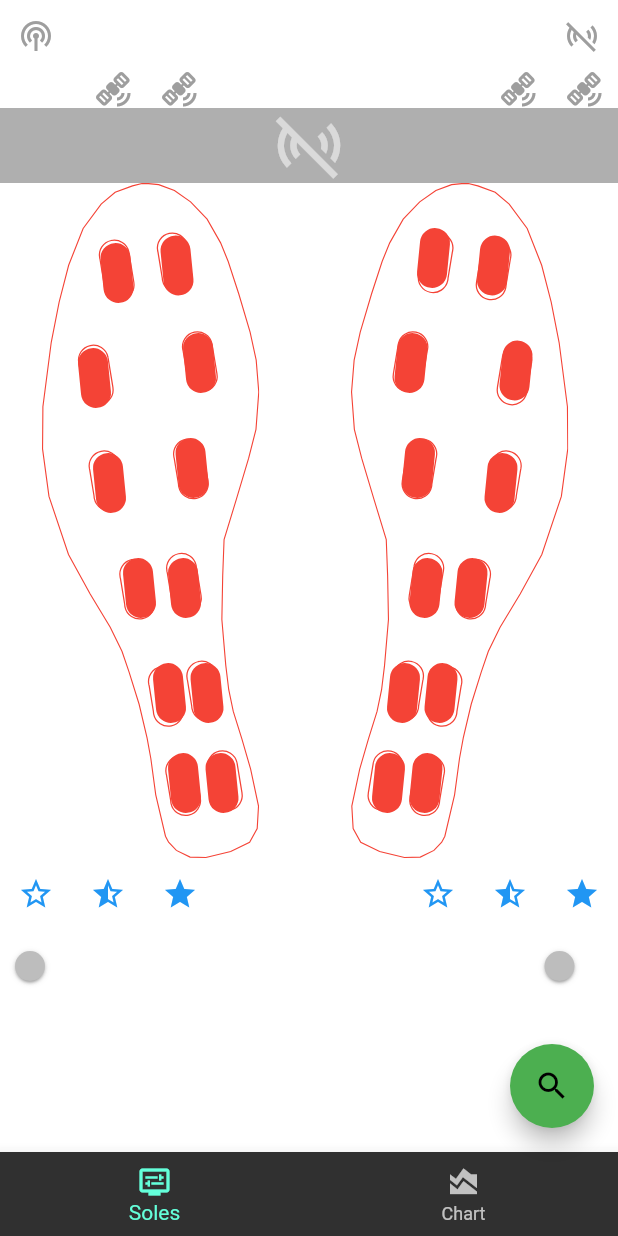
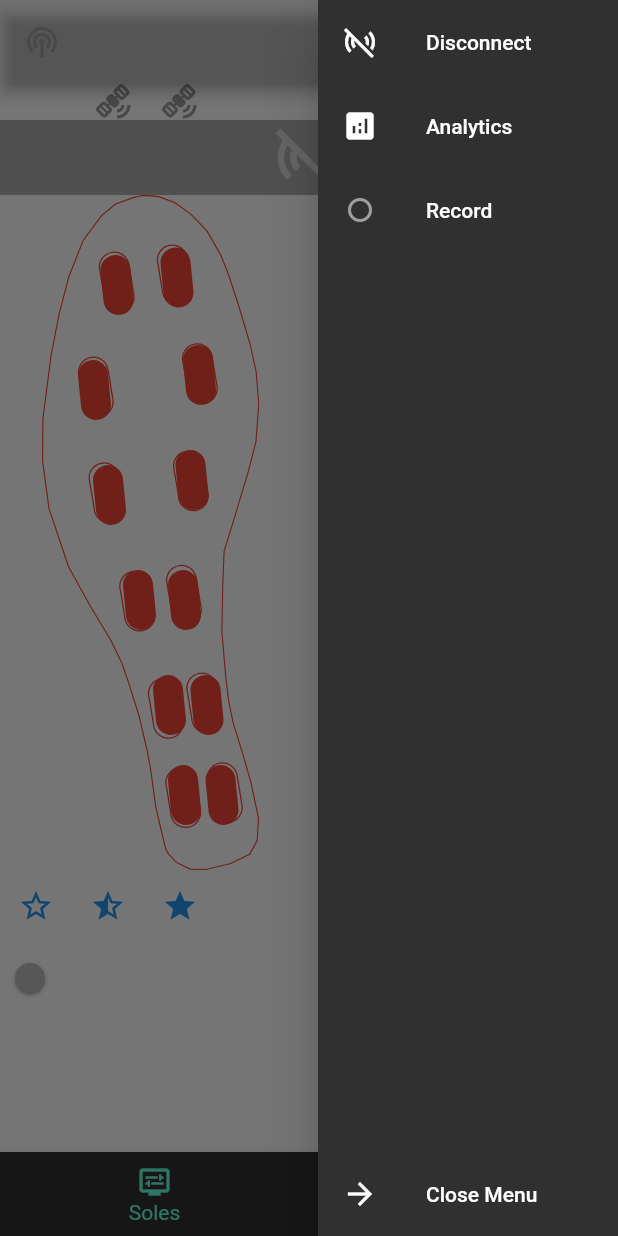
Before and after one commit to seihan/feetback_app, a Flutter app: the screen it shows after launch, with the side drawer open (before the commit the screen has no drawer), on a phone screen of 412 x 824 dp. Run offline on Flutter 3.47's test engine with Material 2 defaults, Android fonts, the phone set to English and light mode, and no system bars; our stand-ins replace charts_flutter, flutter_blue_plus, flutter_svg, permission_handler, rxdart, sqflite; accounts and stored records are empty.

Commit message:
added sqflite database - added helper to store and access sensor values - added side to sensor values - added widget to display entries

```diff
--- /dev/null
+++ b/lib/models/record_model.dart
@@ -0,0 +1,65 @@
+import 'dart:async';
+
+import 'package:feet_back_app/models/database_helper.dart';
+import 'package:feet_back_app/models/sensor_state_model.dart';
+import 'package:feet_back_app/models/sensor_values.dart';
+import 'package:flutter/cupertino.dart';
+
+class RecordModel extends ChangeNotifier {
+  final SensorStateModel sensorStateModel = SensorStateModel();
+  final DatabaseHelper database = DatabaseHelper();
+  StreamSubscription<SensorValues>? _leftSubscription;
+  StreamSubscription<SensorValues>? _rightSubscription;
+  bool _record = false;
+
+  bool get record => _record;
+  final List<SensorValues> _buffer = [];
+
+  // Adjust the batch size according to your requirements.
+  static const batchSize = 100;
+
+  void startRecord() {
+    if (!_record) {
+      _leftSubscription = sensorStateModel.leftValuesStream.listen(
+        _onValue,
+      );
+      _rightSubscription = sensorStateModel.rightValuesStream.listen(
+        _onValue,
+      );
+    }
+    _record = true;
+    notifyListeners();
+  }
+
+  void stopRecord() {
+    _leftSubscription?.cancel();
+    _rightSubscription?.cancel();
+    _record = false;
+    notifyListeners();
+    _insertBufferedValues();
+  }
+
+  void _onValue(SensorValues values) {
+    if (_record && values.data.isNotEmpty) {
+      _buffer.add(values);
+      if (_buffer.length >= batchSize) {
+        _insertBufferedValues();
+      }
+    }
+  }
+
+  void _insertBufferedValues() async {
+    if (_buffer.isNotEmpty) {
+      await database.batchInsertSensorValues(_buffer);
+      _buffer.clear();
+    }
+  }
+
+  @override
+  void dispose() {
+    super.dispose();
+    _leftSubscription?.cancel();
+    _rightSubscription?.cancel();
+    _buffer.clear();
+  }
+}
--- a/lib/models/sensor_state_model.dart
+++ b/lib/models/sensor_state_model.dart
@@ -18,13 +18,13 @@ class SensorStateModel {
       StreamController<SensorValues>.broadcast();
 
   SensorValues _leftValues = SensorValues(
-    time: DateTime(1900),
-    values: List.generate(12, (index) => 0),
-  );
+      time: DateTime(1900),
+      data: List.generate(12, (index) => 0),
+      side: 'LEFT');
   SensorValues _rightValues = SensorValues(
-    time: DateTime(1900),
-    values: List.generate(12, (index) => 0),
-  );
+      time: DateTime(1900),
+      data: List.generate(12, (index) => 0),
+      side: 'RIGHT');
 
   Stream<SensorValues> get leftValuesStream => _leftValuesStream.stream;
   Stream<SensorValues> get leftDisplayStream => leftValuesStream
@@ -77,7 +77,7 @@ class SensorStateModel {
             intValues.removeLast();
           }
           final SensorValues sensorValues =
-              SensorValues(time: now, values: intValues);
+              SensorValues(time: now, data: intValues, side: 'LEFT');
           _leftValues = sensorValues;
           break;
         }
@@ -88,14 +88,14 @@ class SensorStateModel {
           final SensorValues sensorValues = _leftValues;
           crc = intValues.last;
           intValues.removeLast();
-          if (_leftValues.values.length != 12) {
+          if (_leftValues.data.length != 12) {
             debugPrint('values length = ${intValues.length}');
-            sensorValues.values.addAll(intValues);
+            sensorValues.data.addAll(intValues);
             _leftValues = sensorValues;
           }
         }
     }
-    if (crc != 0 && _leftValues.values.length == 12) {
+    if (crc != 0 && _leftValues.data.length == 12) {
       _leftValuesStream.add(_leftValues);
     }
   }
@@ -119,7 +119,7 @@ class SensorStateModel {
             intValues.removeLast();
           }
           final SensorValues sensorValues =
-              SensorValues(time: now, values: intValues);
+              SensorValues(time: now, data: intValues, side: 'RIGHT');
           _rightValues = sensorValues;
           break;
         }
@@ -130,14 +130,14 @@ class SensorStateModel {
           final SensorValues sensorValues = _rightValues;
           crc = intValues.last;
           intValues.removeLast();
-          if (_rightValues.values.length != 12) {
+          if (_rightValues.data.length != 12) {
             debugPrint('values length = ${intValues.length}');
-            sensorValues.values.addAll(intValues);
+            sensorValues.data.addAll(intValues);
             _rightValues = sensorValues;
           }
         }
     }
-    if (crc != 0 && _rightValues.values.length == 12) {
+    if (crc != 0 && _rightValues.data.length == 12) {
       _rightValuesStream.add(_rightValues);
     }
   }
--- a/lib/models/sensor_values.dart
+++ b/lib/models/sensor_values.dart
@@ -1,6 +1,16 @@
+import 'dart:convert';
+
 class SensorValues {
   final DateTime time;
-  final List<int> values;
+  final List<int> data;
+  final String side;
+  SensorValues({required this.time, required this.data, required this.side});
 
-  SensorValues({required this.time, required this.values});
+  Map<String, dynamic> toMap() {
+    return {
+      'time': time.toIso8601String(), // Convert DateTime to a string.
+      'data': json.encode(data), // Convert List<int> to a JSON string.
+      'side': side,
+    };
+  }
 }
--- a/lib/models/transmission_handler.dart
+++ b/lib/models/transmission_handler.dart
@@ -44,9 +44,9 @@ class TransmissionHandler {
   }
 
   void _onNewValue(SensorValues sensorValues) {
-    if (sensorValues.values.isNotEmpty && sensorValues.values.length == 12) {
-      final int highestFront = sensorValues.values.sublist(0, 5).min;
-      final int highestRear = sensorValues.values.sublist(6).min;
+    if (sensorValues.data.isNotEmpty && sensorValues.data.length == 12) {
+      final int highestFront = sensorValues.data.sublist(0, 5).min;
+      final int highestRear = sensorValues.data.sublist(6).min;
       if (outputDevice.connected) {
         if ((highestFront > highestRear) && _canWrite && (highestRear < 2000)) {
           outputDevice.rxTxChar
--- a/lib/screens/visualization_screen.dart
+++ b/lib/screens/visualization_screen.dart
@@ -1,5 +1,7 @@
 import 'package:feet_back_app/widgets/charts_widget.dart';
+import 'package:feet_back_app/widgets/notify_button.dart';
 import 'package:feet_back_app/widgets/sensor_soles.dart';
+import 'package:feet_back_app/widgets/side_menu.dart';
 import 'package:flutter/material.dart';
 
 import '../../models/bluetooth_connection_model.dart';
@@ -22,6 +24,13 @@ class _VisualizationScreenState extends State<VisualizationScreen> {
       const ChartsWidget(),
     ];
     return Scaffold(
+      endDrawer: SideMenu(
+        model: widget.model,
+      ),
+      appBar: AppBar(
+        leading: const NotifyButton(),
+        backgroundColor: Colors.transparent,
+      ),
       backgroundColor: Colors.transparent,
       body: SafeArea(
         child: Center(
--- a/lib/widgets/connection_widgets.dart
+++ b/lib/widgets/connection_widgets.dart
@@ -2,8 +2,6 @@ import 'package:feet_back_app/models/bluetooth_connection_model.dart';
 import 'package:flutter/material.dart';
 
 import 'devices.dart';
-import 'disconnect_button.dart';
-import 'notify_button.dart';
 
 class ConnectionWidgets extends StatelessWidget {
   final BluetoothConnectionModel bluetoothConnectionModel;
@@ -13,13 +11,6 @@ class ConnectionWidgets extends StatelessWidget {
   Widget build(BuildContext context) {
     return Column(
       children: [
-        const Row(
-          mainAxisAlignment: MainAxisAlignment.spaceBetween,
-          children: [
-            NotifyButton(),
-            DisconnectButton(),
-          ],
-        ),
         const DeviceWidget(),
         //const Spacer(),
         if (bluetoothConnectionModel.connected == false)
--- /dev/null
+++ b/lib/widgets/record_list_tile.dart
@@ -0,0 +1,28 @@
+import 'package:feet_back_app/models/record_model.dart';
+import 'package:flutter/material.dart';
+import 'package:provider/provider.dart';
+
+class RecordListTile extends StatelessWidget {
+  const RecordListTile({super.key});
+
+  @override
+  Widget build(BuildContext context) {
+    return ChangeNotifierProvider(
+      create: (BuildContext context) => RecordModel(),
+      child: Consumer<RecordModel>(
+        builder: (BuildContext context, RecordModel model, Widget? child) {
+          return ListTile(
+            leading: Icon(
+              model.record
+                  ? Icons.fiber_manual_record_rounded
+                  : Icons.fiber_manual_record_outlined,
+              color: model.record ? Colors.red : Colors.grey,
+            ),
+            title: const Text('Record'),
+            onTap: model.record ? model.stopRecord : model.startRecord,
+          );
+        },
+      ),
+    );
+  }
+}
--- a/lib/widgets/sensor_sole.dart
+++ b/lib/widgets/sensor_sole.dart
@@ -25,8 +25,8 @@ class SensorSole extends StatelessWidget {
         AsyncSnapshot<SensorValues> sensorState,
       ) {
         List<int> sensorValues = [];
-        if (sensorState.hasData && sensorState.data?.values.length == 12) {
-          sensorValues = sensorState.data!.values;
+        if (sensorState.hasData && sensorState.data?.data.length == 12) {
+          sensorValues = sensorState.data!.data;
         } else {
           sensorValues = List.generate(12, (index) => 0);
         }
--- /dev/null
+++ b/lib/widgets/side_menu.dart
@@ -0,0 +1,43 @@
+import 'package:feet_back_app/models/bluetooth_connection_model.dart';
+import 'package:feet_back_app/screens/analytics_screen.dart';
+import 'package:feet_back_app/widgets/record_list_tile.dart';
+import 'package:flutter/material.dart';
+
+class SideMenu extends StatelessWidget {
+  final BluetoothConnectionModel model;
+  const SideMenu({required this.model, super.key});
+
+  @override
+  Widget build(BuildContext context) {
+    return Drawer(
+      width: 200,
+      child: SafeArea(
+        child: Column(
+          children: <Widget>[
+            ListTile(
+              leading: const Icon(Icons.sensors_off),
+              title: const Text('Disconnect'),
+              onTap: model.disconnect,
+            ),
+            ListTile(
+              leading: const Icon(Icons.analytics),
+              title: const Text('Analytics'),
+              onTap: () => Navigator.of(context).push(
+                MaterialPageRoute(
+                  builder: (context) => const AnalyticsScreen(),
+                ),
+              ),
+            ),
+            const RecordListTile(),
+            const Spacer(),
+            ListTile(
+              leading: const Icon(Icons.arrow_forward),
+              title: const Text('Close Menu'),
+              onTap: () => Navigator.of(context).pop(),
+            ),
+          ],
+        ),
+      ),
+    );
+  }
+}
--- a/pubspec.yaml
+++ b/pubspec.yaml
@@ -44,6 +44,9 @@ dependencies:
   flutter_svg: ^2.0.7
   rxdart: ^0.27.7
   charts_flutter: ^0.12.0
+  sqflite: ^2.3.0
+  path: ^1.8.3
+  intl: ^0.17.0
 dev_dependencies:
   flutter_test:
     sdk: flutter
```
Also changed, not shown: lib/models/database_helper.dart (added, +97 -0 lines), lib/screens/analytics_screen.dart (added, +16 -0 lines), lib/widgets/database_view.dart (added, +134 -0 lines), lib/widgets/sensor_chart.dart (+6 -5 lines), pubspec.lock.
